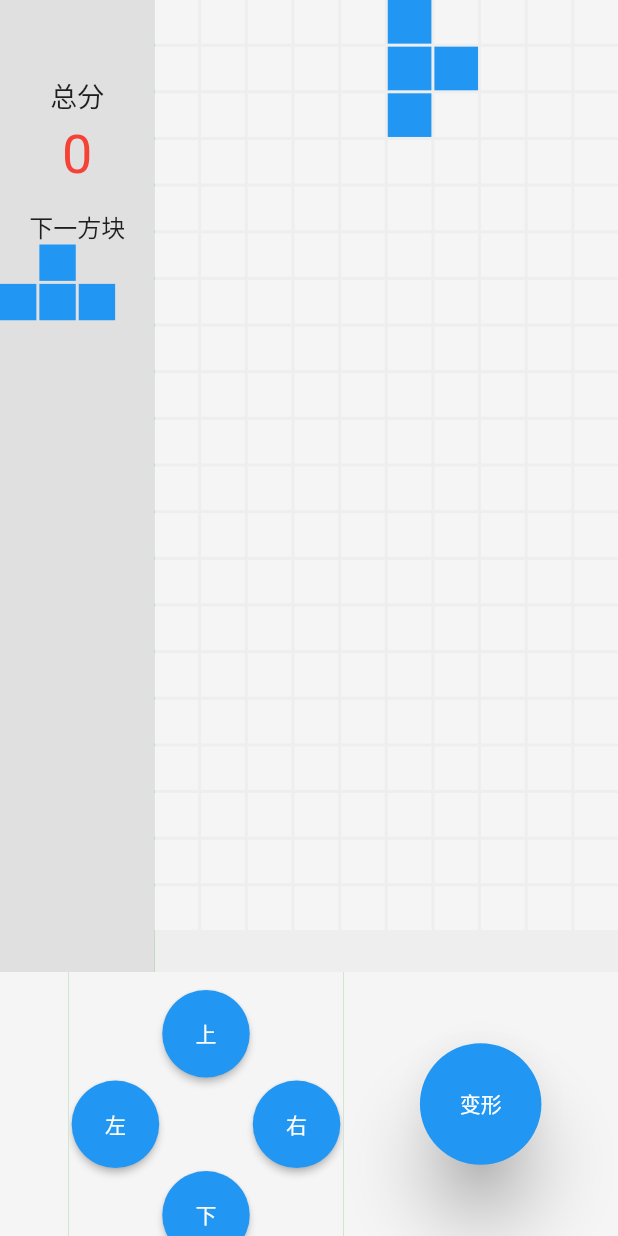
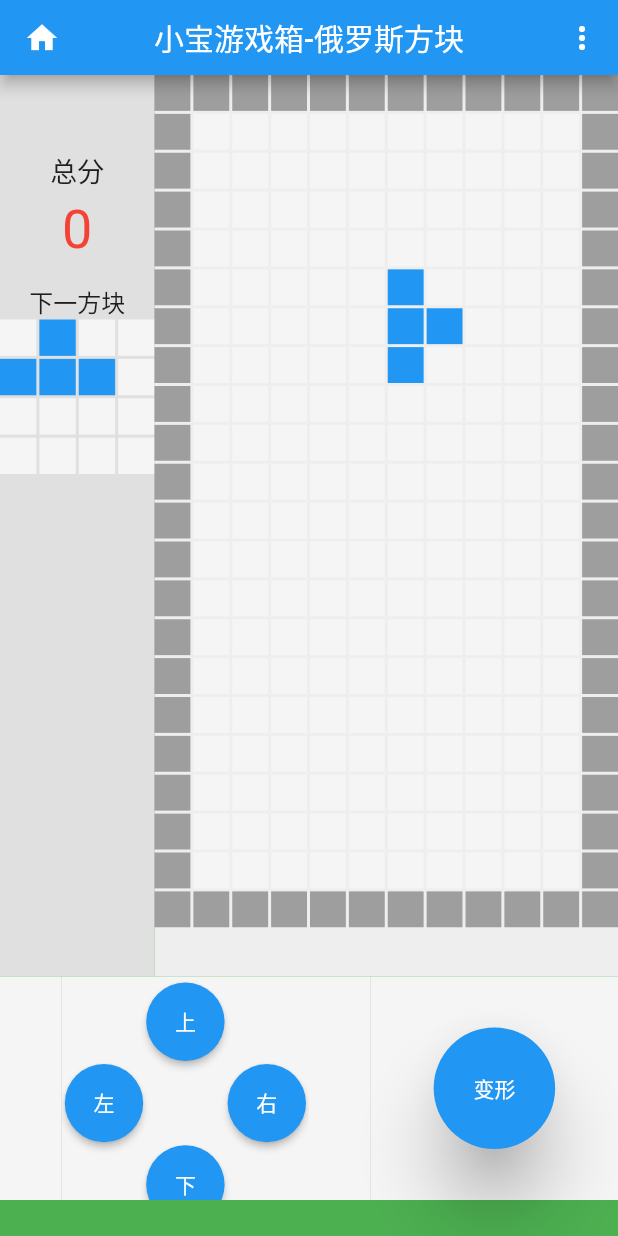
Before and after one commit to haojun0001/FlutterTetris, a Flutter app: the screen it shows after launch, after a tap on "变形", on a phone screen of 412 x 824 dp. Run offline on Flutter 3.47's test engine with Material 2 defaults, Android fonts, the phone set to English and light mode, and no system bars.

Commit message:
初步完成

```diff
--- a/lib/main.dart
+++ b/lib/main.dart
@@ -1,27 +1,16 @@
 import 'dart:async';
-import 'dart:io';
-import 'dart:math';
-
 import 'package:flutter/material.dart';
-import 'package:flutter/services.dart';
 import 'package:xiaobao_tetris/tetris_block.dart';
 
 void main() {
   runApp(MyApp());
-  if (Platform.isAndroid) {
-    // 以下两行 设置android状态栏为透明的沉浸。写在组件渲染之后，是为了在渲染后进行set赋值，覆盖状态栏，写在渲染之前MaterialApp组件会覆盖掉这个值。
-    SystemUiOverlayStyle systemUiOverlayStyle =
-        SystemUiOverlayStyle(statusBarColor: Colors.transparent);
-    SystemChrome.setSystemUIOverlayStyle(systemUiOverlayStyle);
-  }
 }
 
 class MyApp extends StatelessWidget {
-  // This widget is the root of your application.
   @override
   Widget build(BuildContext context) {
     return MaterialApp(
-      title: '小宝工具箱 ',
+      title: '小宝游戏箱 ',
       theme: ThemeData(
         primarySwatch: Colors.grey[150],
       ),
@@ -38,42 +27,22 @@ class MyHomePage extends StatefulWidget {
 }
 
 class _MyHomePageState extends State<MyHomePage> {
-  //移动中图像
-  List<List<int>> nowBlock;
-  //已固定图像
-  List<List<int>> fixedBlock;
-  //下落过程中方块的坐标
-  int x;
-  int y;
-  int nowblockType;
-  int nowturnState;
-  int nextblockType;
-  int nextturnState;
+  BlockAttribute blcA = new BlockAttribute();
   List<List<int>> nextRandomTetris;
-
   @override
   void initState() {
     super.initState();
-    fixedBlock = List.generate(20, (i) => List.generate(10, (j) => 0));
-    nowBlock = List.generate(20, (i) => List.generate(10, (j) => 0));
-    nowblockType = Random().nextInt(7);
-    nowturnState = Random().nextInt(4);
-    x = 4;
-    y = 0;
-    TetrisBlock.showNowBlock(nowBlock, nowblockType, nowturnState, x, y);
-
-    nextblockType = Random().nextInt(7);
-    nextturnState = Random().nextInt(4);
-    nextRandomTetris = TetrisBlock.block[nextblockType][nextturnState];
+    TetrisBlock.init(blcA);
+    nextRandomTetris =
+        TetrisBlock.block[blcA.nextblockType][blcA.nextturnState];
     Timer.periodic(Duration(seconds: 2), (timer) {
-      // timer.cancel();
-      // timer = null;
       //判断游戏是否结束
       setState(() {
-        nextblockType = Random().nextInt(7);
-        nextturnState = Random().nextInt(4);
-        nextRandomTetris = TetrisBlock.block[nextblockType][nextturnState];
-        // x++;
+        TetrisBlock.downEvent(blcA);
+        nextRandomTetris =
+            TetrisBlock.block[blcA.nextblockType][blcA.nextturnState];
+        // timer.cancel();
+        // timer = null;
       });
     });
   }
@@ -83,9 +52,58 @@ class _MyHomePageState extends State<MyHomePage> {
     super.dispose();
   }
 
+  selectView(IconData icon, String text, String id) {
+    return new PopupMenuItem<String>(
+        value: id,
+        child: new Row(
+          mainAxisAlignment: MainAxisAlignment.spaceEvenly,
+          children: <Widget>[
+            new Icon(icon, color: Colors.blue),
+            new Text(text),
+          ],
+        ));
+  }
+
   @override
   Widget build(BuildContext context) {
     return Scaffold(
+        appBar: PreferredSize(
+          preferredSize: Size.fromHeight(50),
+          child: new AppBar(
+            title: new Text('小宝游戏箱-俄罗斯方块'),
+            leading: new Icon(Icons.home),
+            backgroundColor: Colors.blue,
+            centerTitle: true,
+            actions: <Widget>[
+              // 非隐藏的菜单
+              // 隐藏的菜单
+              new PopupMenuButton<String>(
+                itemBuilder: (BuildContext context) => <PopupMenuItem<String>>[
+                  this.selectView(Icons.play_arrow, '开始', 'A'),
+                  this.selectView(Icons.stop, '暂停', 'B'),
+                  this.selectView(Icons.autorenew, '重置', 'C'),
+                  this.selectView(Icons.navigate_next, '加快', 'E'),
+                  this.selectView(Icons.navigate_before, '减慢', 'D'),
+                ],
+                onSelected: (String action) {
+                  // 点击选项的时候
+                  switch (action) {
+                    case 'A':
+                      break;
+                    case 'B':
+                      break;
+                    case 'C':
+                      break;
+                    case 'E':
+                      break;
+                    case 'D':
+                      break;
+                  }
+                },
+              ),
+            ],
+          ),
+        ),
         backgroundColor: Colors.green,
         body: Column(
           children: <Widget>[
@@ -96,14 +114,14 @@ class _MyHomePageState extends State<MyHomePage> {
                 Expanded(
                   flex: 1,
                   child: Container(
-                    height: MediaQuery.of(context).size.height - 176,
+                    height: MediaQuery.of(context).size.height - 149 - 24 - 50,
                     color: Colors.grey[300],
                     child: Column(
                       children: <Widget>[
                         new Padding(padding: new EdgeInsets.only(top: 50)),
                         new Text('总分', style: TextStyle(fontSize: 18)),
                         new Padding(padding: new EdgeInsets.only(top: 5)),
-                        new Text('0',
+                        new Text(blcA.resultValue.toString(),
                             style: TextStyle(fontSize: 36, color: Colors.red)),
                         new Padding(padding: new EdgeInsets.only(top: 15)),
                         new Text('下一方块', style: TextStyle(fontSize: 16)),
@@ -111,7 +129,7 @@ class _MyHomePageState extends State<MyHomePage> {
                           height: 150,
                           child: GridView.builder(
                             itemBuilder: (BuildContext context, int index) {
-                              return TetrisBlock.buildnextBlackByNum(
+                              return TetrisBlock.buildnextBlack(
                                   nextRandomTetris, index);
                             },
                             itemCount: 16,
@@ -131,16 +149,18 @@ class _MyHomePageState extends State<MyHomePage> {
                 Expanded(
                   flex: 3,
                   child: Container(
-                      height: MediaQuery.of(context).size.height - 176,
+                      height:
+                          MediaQuery.of(context).size.height - 149 - 24 - 50,
                       color: Colors.grey[200],
                       child: GridView.builder(
                         padding: EdgeInsets.only(top: 0),
                         itemBuilder: (BuildContext context, int index) {
-                          return TetrisBlock.buildBlackByNum(nowBlock, index);
+                          return TetrisBlock.buildMainBlack(
+                              blcA.nowBlock, index);
                         },
-                        itemCount: 200,
+                        itemCount: TetrisBlock.getitemCount(),
                         gridDelegate: SliverGridDelegateWithFixedCrossAxisCount(
-                            crossAxisCount: 10,
+                            crossAxisCount: TetrisBlock.colNum,
                             crossAxisSpacing: 2,
                             mainAxisSpacing: 2,
                             childAspectRatio: 1),
@@ -150,7 +170,7 @@ class _MyHomePageState extends State<MyHomePage> {
             ),
             //操作区
             SizedBox(
-              height: 176.0,
+              height: 149,
               child: Flex(
                 direction: Axis.horizontal,
                 children: <Widget>[
@@ -162,7 +182,7 @@ class _MyHomePageState extends State<MyHomePage> {
                   Expanded(
                     flex: 4,
                     child: Container(
-                        padding: EdgeInsets.only(top: 10),
+                        padding: EdgeInsets.only(top: 2),
                         color: Colors.grey[100],
                         alignment: Alignment.center,
                         child: GridView.count(
@@ -181,11 +201,7 @@ class _MyHomePageState extends State<MyHomePage> {
                                     shape: CircleBorder(),
                                     onPressed: () {
                                       setState(() {
-                                        y--;
-                                        TetrisBlock.copyFixToNowBlock(
-                                            fixedBlock, nowBlock);
-                                        TetrisBlock.showNowBlock(nowBlock,
-                                            nowblockType, nowturnState, x, y);
+                                        TetrisBlock.upMove(blcA);
                                       });
                                     }),
                               ),
@@ -199,11 +215,7 @@ class _MyHomePageState extends State<MyHomePage> {
                                     shape: CircleBorder(),
                                     onPressed: () {
                                       setState(() {
-                                        x--;
-                                        TetrisBlock.copyFixToNowBlock(
-                                            fixedBlock, nowBlock);
-                                        TetrisBlock.showNowBlock(nowBlock,
-                                            nowblockType, nowturnState, x, y);
+                                        TetrisBlock.leftMove(blcA);
                                       });
                                     }),
                               ),
@@ -217,11 +229,7 @@ class _MyHomePageState extends State<MyHomePage> {
                                     shape: CircleBorder(),
                                     onPressed: () {
                                       setState(() {
-                                        x++;
-                                        TetrisBlock.copyFixToNowBlock(
-                                            fixedBlock, nowBlock);
-                                        TetrisBlock.showNowBlock(nowBlock,
-                                            nowblockType, nowturnState, x, y);
+                                        TetrisBlock.rightMove(blcA);
                                       });
                                     }),
                               ),
@@ -235,17 +243,18 @@ class _MyHomePageState extends State<MyHomePage> {
                                     shape: CircleBorder(),
                                     onPressed: () {
                                       setState(() {
-                                        y++;
-                                        TetrisBlock.copyFixToNowBlock(
-                                            fixedBlock, nowBlock);
-                                        TetrisBlock.showNowBlock(nowBlock,
-                                            nowblockType, nowturnState, x, y);
+                                        TetrisBlock.downMove(blcA);
                                       });
                                     }),
                               ),
                               Container()
                             ])),
                   ),
+                  Expanded(
+                      flex: 1,
+                      child: Container(
+                        color: Colors.grey[100],
+                      )),
                   Expanded(
                     flex: 4,
                     child: Container(
@@ -263,11 +272,7 @@ class _MyHomePageState extends State<MyHomePage> {
                           shape: CircleBorder(),
                           onPressed: () {
                             setState(() {
-                              nowturnState = (nowturnState + 1) % 4;
-                              TetrisBlock.copyFixToNowBlock(
-                                  fixedBlock, nowBlock);
-                              TetrisBlock.showNowBlock(
-                                  nowBlock, nowblockType, nowturnState, x, y);
+                              TetrisBlock.changeMove(blcA);
                             });
                           }),
                     ),
--- a/lib/tetris_block.dart
+++ b/lib/tetris_block.dart
@@ -1,10 +1,65 @@
+import 'dart:math';
 import 'package:flutter/material.dart';
 
+class BlockAttribute {
+  //移动中图像
+  List<List<int>> nowBlock;
+  //已固定图像
+  List<List<int>> fixedBlock;
+  //下落过程中方块的坐标
+  int x;
+  int y;
+  //当前方块类型
+  int nowblockType;
+  //当前方块状态
+  int nowturnState;
+  //下一次方块类型
+  int nextblockType;
+  //下一次方块状态
+  int nextturnState;
+  //总分
+  int resultValue = 0;
+  //历史最高分
+  int historyResultValue;
+}
+
 class TetrisBlock {
+  static const int rowNum = 22;
+  static const int colNum = 12;
+
+  //方块数量
+  static int getitemCount() {
+    return rowNum * colNum;
+  }
+
+  //初始化
+  static init(BlockAttribute blcA) {
+    blcA.fixedBlock = generateCanvas();
+    blcA.nowBlock = generateCanvas();
+    blcA.nowblockType = Random().nextInt(7);
+    blcA.nowturnState = Random().nextInt(4);
+    blcA.x = 5;
+    blcA.y = 1;
+    blcA.nextblockType = Random().nextInt(7);
+    blcA.nextturnState = Random().nextInt(4);
+    moveBlock(blcA);
+  }
+
+  //生成画布及围栏
+  static List<List<int>> generateCanvas() {
+    return List.generate(
+        rowNum,
+        (i) => List.generate(
+            colNum,
+            (j) => (j == 0 || j == colNum - 1 || i == 0 || i == rowNum - 1)
+                ? 99
+                : 0));
+  }
+
   //方块类型及旋转形态
-  //第一组代表方块类型 O I T 7 倒7 Z S
-  //第二组代表方块旋转状态
-  //第三、四组代表方块形状
+  //一维代表方块类型 O:1 I:2 T:3 7:4 倒7:5 Z:6 S:7
+  //二维代表方块旋转状态
+  //三、四维代表方块形状
   static const List<List<List<List<int>>>> block = [
     [
       //O形
@@ -198,75 +253,207 @@ class TetrisBlock {
   ];
 
   //根据数字生成不同颜色方块
-  static Container buildnextBlackByNum(
-      List<List<int>> randomTetris, int index) {
+  static Container buildnextBlack(List<List<int>> randomTetris, int index) {
     int rownum = index ~/ 4;
     int colnum = index % 4;
-    if (randomTetris[rownum][colnum] == 0) {
-      return Container();
-    } else if (randomTetris[rownum][colnum] == 1) {
-      return Container(color: Colors.red);
-    } else if (randomTetris[rownum][colnum] == 2) {
-      return Container(color: Colors.yellow);
-    } else if (randomTetris[rownum][colnum] == 3) {
-      return Container(color: Colors.blue);
-    } else if (randomTetris[rownum][colnum] == 4) {
-      return Container(color: Colors.green);
-    } else if (randomTetris[rownum][colnum] == 5) {
-      return Container(color: Colors.amber);
-    } else if (randomTetris[rownum][colnum] == 6) {
-      return Container(color: Colors.cyan);
-    } else if (randomTetris[rownum][colnum] == 7) {
-      return Container(color: Colors.orange);
-    }
-    return Container();
+    return buildBlackByNum(randomTetris[rownum][colnum]);
   }
 
-  static Container buildBlackByNum(List<List<int>> nowBlock, int index) {
-    int rowNum = index ~/ 10;
-    int colNum = index % 10;
-    if (nowBlock[rowNum][colNum] == 0) {
+  static Container buildMainBlack(List<List<int>> nowBlock, int index) {
+    int x = index ~/ colNum;
+    int y = index % colNum;
+    return buildBlackByNum(nowBlock[x][y]);
+  }
+
+  static Container buildBlackByNum(int numValue) {
+    switch (numValue) {
+      case 0:
         return Container(color: Colors.grey[100]);
-    } else if (nowBlock[rowNum][colNum] == 1) {
+      case 1:
         return Container(color: Colors.red);
-    } else if (nowBlock[rowNum][colNum] == 2) {
+      case 2:
         return Container(color: Colors.yellow);
-    } else if (nowBlock[rowNum][colNum] == 3) {
+      case 3:
         return Container(color: Colors.blue);
-    } else if (nowBlock[rowNum][colNum] == 4) {
+      case 4:
         return Container(color: Colors.green);
-    } else if (nowBlock[rowNum][colNum] == 5) {
+      case 5:
         return Container(color: Colors.amber);
-    } else if (nowBlock[rowNum][colNum] == 6) {
+      case 6:
         return Container(color: Colors.cyan);
-    } else if (nowBlock[rowNum][colNum] == 7) {
+      case 7:
         return Container(color: Colors.orange);
-    }
+      case 99:
+        return Container(color: Colors.grey);
+      default:
         return Container(color: Colors.grey[100]);
     }
 
-  static copyFixToNowBlock(List<List<int>> fixBlock, List<List<int>> nowBlock) {
-    for (int a = 0; a < 20; a++) {
-      for (int b = 0; b < 10; b++) {
-        nowBlock[a][b] = fixBlock[a][b];
+    // if (numValue == 0) {
+    //   return Container(color: Colors.grey[100]);
+    // } else if (numValue == 1) {
+    //   return Container(color: Colors.red);
+    // } else if (numValue == 2) {
+    //   return Container(color: Colors.yellow);
+    // } else if (numValue == 3) {
+    //   return Container(color: Colors.blue);
+    // } else if (numValue == 4) {
+    //   return Container(color: Colors.green);
+    // } else if (numValue == 5) {
+    //   return Container(color: Colors.amber);
+    // } else if (numValue == 6) {
+    //   return Container(color: Colors.cyan);
+    // } else if (numValue == 7) {
+    //   return Container(color: Colors.orange);
+    // } else if (numValue == 99) {
+    //   return Container(color: Colors.grey);
+    // }
+    // return Container(color: Colors.grey[100]);
+  }
+
+  static copyBlock(List<List<int>> sourceBlock, List<List<int>> targetBlock) {
+    for (int a = 0; a < rowNum; a++) {
+      for (int b = 0; b < colNum; b++) {
+        targetBlock[a][b] = sourceBlock[a][b];
       }
     }
   }
 
-  static showNowBlock(
-      List<List<int>> nowBlock, int blockType, int turnState, int x, int y) {
+  static moveBlock(BlockAttribute blcA) {
     for (int a = 0; a < 4; a++) {
       for (int b = 0; b < 4; b++) {
-        nowBlock[a + y][b + x] = block[blockType][turnState][a][b];
+        if (block[blcA.nowblockType][blcA.nowturnState][a][b] != 0 &&
+            (a + blcA.y) >= 0 + 1 &&
+            (a + blcA.y) < rowNum - 1 &&
+            (b + blcA.x) >= 0 + 1 &&
+            (b + blcA.x) < colNum - 1) {
+          blcA.nowBlock[a + blcA.y][b + blcA.x] =
+              block[blcA.nowblockType][blcA.nowturnState][a][b];
         }
       }
     }
+  }
+
+  //判断是否能移动
+  static bool isCanMove(BlockAttribute blcA) {
+    for (int a = 0; a < 4; a++) {
+      for (int b = 0; b < 4; b++) {
+        if ((a + blcA.y < rowNum) &&
+            (b + blcA.x < colNum) &&
+            (-1 < a + blcA.y) &&
+            (-1 < b + blcA.x)) {
+          if (blcA.fixedBlock[a + blcA.y][b + blcA.x] != 0 &&
+              block[blcA.nowblockType][blcA.nowturnState][a][b] != 0) {
+            return false;
+          }
+        }
+      }
+    }
+    return true;
+  }
+
   //左移
+  static leftMove(BlockAttribute blcA) {
+    blcA.x--;
+    if (isCanMove(blcA)) {
+      copyBlock(blcA.fixedBlock, blcA.nowBlock);
+      moveBlock(blcA);
+    } else {
+      blcA.x++;
+    }
+  }
 
   //右移
+  static rightMove(BlockAttribute blcA) {
+    blcA.x++;
+    if (isCanMove(blcA)) {
+      copyBlock(blcA.fixedBlock, blcA.nowBlock);
+      moveBlock(blcA);
+    } else {
+      blcA.x--;
+    }
+  }
 
   //下移
+  static downMove(BlockAttribute blcA) {
+    blcA.y++;
+    if (isCanMove(blcA)) {
+      copyBlock(blcA.fixedBlock, blcA.nowBlock);
+      moveBlock(blcA);
+    } else {
+      blcA.y--;
+    }
+  }
+
+  //上移
+  static upMove(BlockAttribute blcA) {
+    blcA.y--;
+    if (isCanMove(blcA)) {
+      copyBlock(blcA.fixedBlock, blcA.nowBlock);
+      moveBlock(blcA);
+    } else {
+      blcA.y++;
+    }
+  }
 
   //变形
+  static changeMove(BlockAttribute blcA) {
+    int nowturnState = blcA.nowturnState;
+    blcA.nowturnState = (blcA.nowturnState + 1) % 4;
+    if (isCanMove(blcA)) {
+      copyBlock(blcA.fixedBlock, blcA.nowBlock);
+      moveBlock(blcA);
+    } else {
+      blcA.nowturnState = nowturnState;
+    }
+  }
 
+  //下落事件
+  static downEvent(BlockAttribute blcA) {
+    downMove(blcA);
+    blcA.y++;
+    if (isCanMove(blcA)) {
+      blcA.y--;
+    } else {
+      deleteRow(blcA);
+      copyBlock(blcA.nowBlock, blcA.fixedBlock);
+      blcA.nowblockType = blcA.nextblockType;
+      blcA.nowturnState = blcA.nextturnState;
+      blcA.nextturnState = Random().nextInt(4);
+      blcA.nextblockType = Random().nextInt(7);
+      blcA.x = 5;
+      blcA.y = 1;
+      moveBlock(blcA);
     }
+  }
+
+  //消行并积分
+  static deleteRow(BlockAttribute blcA) {
+    List<int> recordDeleteRow = new List<int>();
+
+    for (var i = 1; i < blcA.nowBlock.length - 1; i++) {
+      bool rowhasEmpty = false;
+      for (var j = 1; j < blcA.nowBlock[i].length - 1; j++) {
+        if (blcA.nowBlock[i][j] == 0) {
+          rowhasEmpty = true;
+        }
+      }
+      if (!rowhasEmpty) {
+        recordDeleteRow.add(i);
+      }
+    }
+
+    for (var i = 0;
+        recordDeleteRow != null && i < recordDeleteRow.length;
+        i++) {
+      blcA.nowBlock.removeAt(recordDeleteRow[i]);
+      blcA.nowBlock.insert(1,
+          List.generate(colNum, (j) => (j == 0 || j == colNum - 1) ? 99 : 00));
+      blcA.resultValue++;
+    }
+  }
+
+  static bool isGameOver(BlockAttribute blcA) {
+    return false;
+  }
+}
```
Lines whose indentation alone changed are shown as unchanged.
